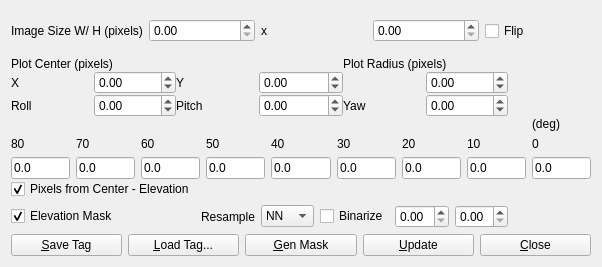
Old version of the form app/rtkplot_qt/skydlg.ui in the repository tomojitakasu/RTKLIB.
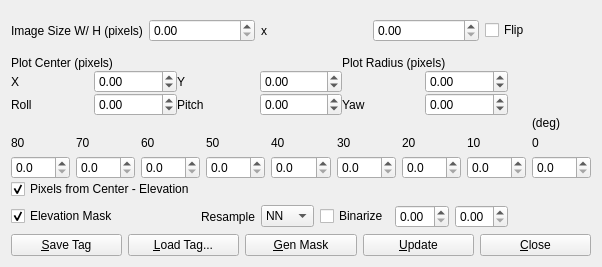
New version of the form.

```diff
--- a/app/rtkplot_qt/skydlg.ui
+++ b/app/rtkplot_qt/skydlg.ui
@@ -223,123 +223,6 @@
            </property>
           </widget>
          </item>
-         <item row="2" column="3">
-          <widget class="QLineEdit" name="SkyDest4">
-           <property name="enabled">
-            <bool>true</bool>
-           </property>
-           <property name="toolTip">
-            <string/>
-           </property>
-           <property name="text">
-            <string>0.0</string>
-           </property>
-          </widget>
-         </item>
-         <item row="2" column="1">
-          <widget class="QLineEdit" name="SkyDest2">
-           <property name="enabled">
-            <bool>true</bool>
-           </property>
-           <property name="toolTip">
-            <string/>
-           </property>
-           <property name="text">
-            <string>0.0</string>
-           </property>
-          </widget>
-         </item>
-         <item row="2" column="6">
-          <widget class="QLineEdit" name="SkyDest7">
-           <property name="enabled">
-            <bool>true</bool>
-           </property>
-           <property name="toolTip">
-            <string/>
-           </property>
-           <property name="text">
-            <string>0.0</string>
-           </property>
-          </widget>
-         </item>
-         <item row="2" column="2">
-          <widget class="QLineEdit" name="SkyDest3">
-           <property name="enabled">
-            <bool>true</bool>
-           </property>
-           <property name="toolTip">
-            <string/>
-           </property>
-           <property name="text">
-            <string>0.0</string>
-           </property>
-          </widget>
-         </item>
-         <item row="2" column="9">
-          <widget class="QLineEdit" name="SkyDest9">
-           <property name="enabled">
-            <bool>true</bool>
-           </property>
-           <property name="toolTip">
-            <string/>
-           </property>
-           <property name="text">
-            <string>0.0</string>
-           </property>
-          </widget>
-         </item>
-         <item row="2" column="7">
-          <widget class="QLineEdit" name="SkyDest8">
-           <property name="enabled">
-            <bool>true</bool>
-           </property>
-           <property name="toolTip">
-            <string/>
-           </property>
-           <property name="text">
-            <string>0.0</string>
-           </property>
-          </widget>
-         </item>
-         <item row="2" column="4">
-          <widget class="QLineEdit" name="SkyDest5">
-           <property name="enabled">
-            <bool>true</bool>
-           </property>
-           <property name="toolTip">
-            <string/>
-           </property>
-           <property name="text">
-            <string>0.0</string>
-           </property>
-          </widget>
-         </item>
-         <item row="2" column="0">
-          <widget class="QLineEdit" name="SkyDest1">
-           <property name="enabled">
-            <bool>true</bool>
-           </property>
-           <property name="toolTip">
-            <string/>
-           </property>
-           <property name="text">
-            <string>0.0</string>
-           </property>
-          </widget>
-         </item>
-         <item row="2" column="5">
-          <widget class="QLineEdit" name="SkyDest6">
-           <property name="enabled">
-            <bool>true</bool>
-           </property>
-           <property name="toolTip">
-            <string/>
-           </property>
-           <property name="text">
-            <string>0.0</string>
-           </property>
-          </widget>
-         </item>
          <item row="1" column="9">
           <widget class="QLabel" name="Label19">
            <property name="enabled">
@@ -457,6 +340,69 @@
            </property>
           </widget>
          </item>
+         <item row="3" column="0">
+          <widget class="QDoubleSpinBox" name="SkyDest1">
+           <property name="decimals">
+            <number>1</number>
+           </property>
+          </widget>
+         </item>
+         <item row="3" column="1">
+          <widget class="QDoubleSpinBox" name="SkyDest2">
+           <property name="decimals">
+            <number>1</number>
+           </property>
+          </widget>
+         </item>
+         <item row="3" column="2">
+          <widget class="QDoubleSpinBox" name="SkyDest3">
+           <property name="decimals">
+            <number>1</number>
+           </property>
+          </widget>
+         </item>
+         <item row="3" column="3">
+          <widget class="QDoubleSpinBox" name="SkyDest4">
+           <property name="decimals">
+            <number>1</number>
+           </property>
+          </widget>
+         </item>
+         <item row="3" column="4">
+          <widget class="QDoubleSpinBox" name="SkyDest5">
+           <property name="decimals">
+            <number>1</number>
+           </property>
+          </widget>
+         </item>
+         <item row="3" column="5">
+          <widget class="QDoubleSpinBox" name="SkyDest6">
+           <property name="decimals">
+            <number>1</number>
+           </property>
+          </widget>
+         </item>
+         <item row="3" column="6">
+          <widget class="QDoubleSpinBox" name="SkyDest7">
+           <property name="decimals">
+            <number>1</number>
+           </property>
+          </widget>
+         </item>
+         <item row="3" column="7">
+          <widget class="QDoubleSpinBox" name="SkyDest8">
+           <property name="decimals">
+            <number>1</number>
+           </property>
+          </widget>
+         </item>
+         <item row="3" column="9">
+          <widget class="QDoubleSpinBox" name="SkyDest9">
+           <property name="decimals">
+            <number>1</number>
+           </property>
+          </widget>
+         </item>
         </layout>
        </widget>
       </item>
```
